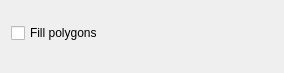
The window that src/qt-widgets/ReconstructLayerOptionsWidgetUi.ui (GPlates/GPlates) describes before a commit, drawn with Qt 5.
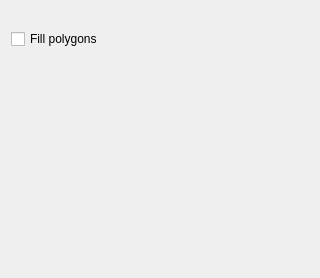
The same window after the commit.

Patch:
```diff
--- a/src/qt-widgets/ReconstructLayerOptionsWidgetUi.ui
+++ b/src/qt-widgets/ReconstructLayerOptionsWidgetUi.ui
@@ -6,14 +6,17 @@
    <rect>
     <x>0</x>
     <y>0</y>
-    <width>284</width>
-    <height>73</height>
+    <width>320</width>
+    <height>278</height>
    </rect>
   </property>
   <layout class="QVBoxLayout" name="verticalLayout">
    <item>
     <widget class="QWidget" name="set_vgp_visibility_placeholder_widget" native="true"/>
    </item>
+   <item>
+    <widget class="QWidget" name="set_deformation_placeholder_widget" native="true"/>
+   </item>
    <item>
     <widget class="QWidget" name="draw_style_placeholder_widget" native="true"/>
    </item>
```
